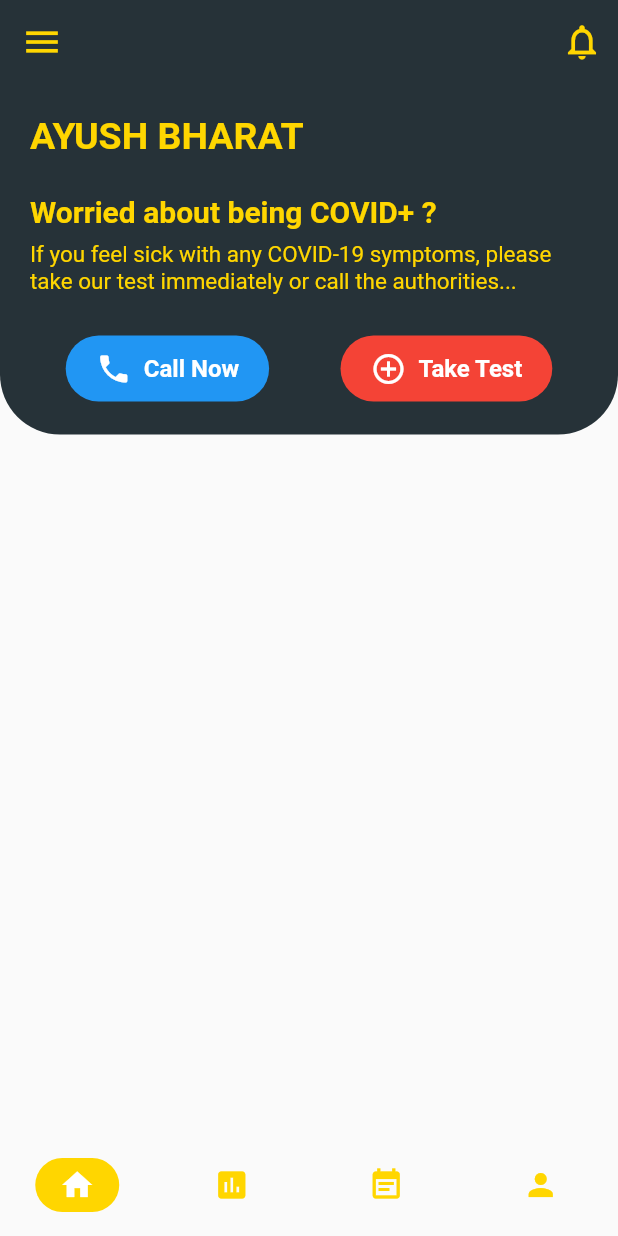
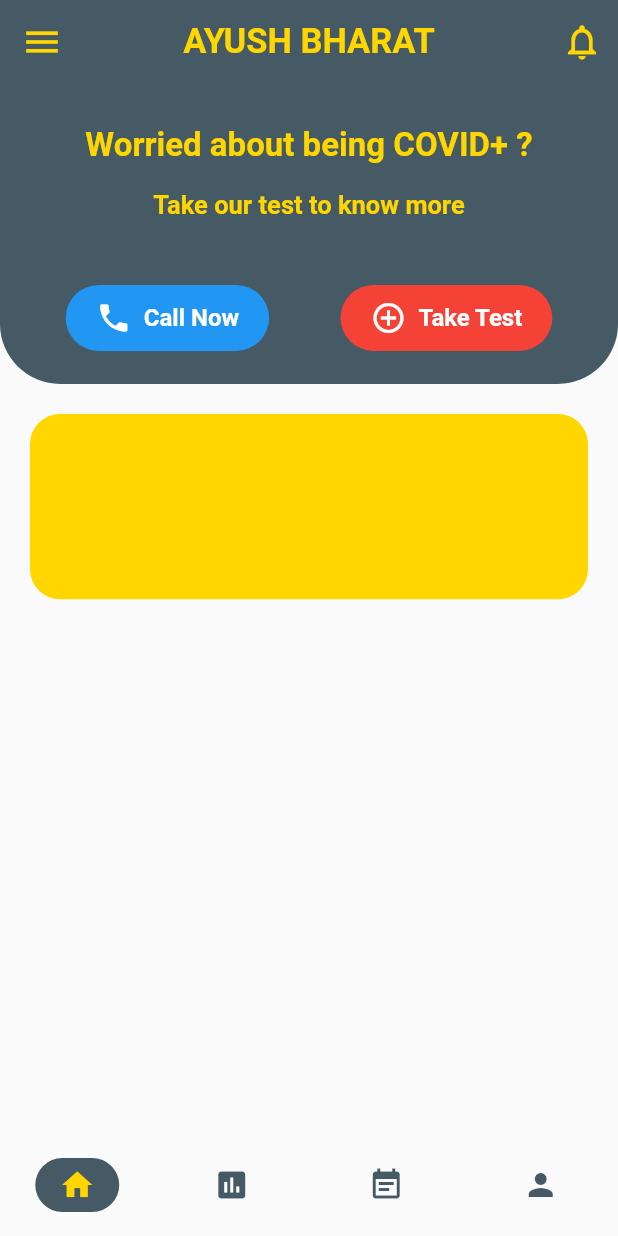
Before and after one commit to Kaiserb11/covid_symptom_app, a Flutter app: the BottomNavPage screen opened directly, on a phone screen of 412 x 824 dp. Run offline on Flutter 3.47's test engine with Material 2 defaults, Android fonts, the phone set to English and light mode, and no system bars; Roboto replaces fonts that are missing (Montserrat).

Commit message:
dashboard update

```diff
--- a/lib/pages/home_page.dart
+++ b/lib/pages/home_page.dart
@@ -12,6 +12,7 @@ class _HomePageState extends State<HomePage> {
   Widget build(BuildContext context) {
     final screenHeight = MediaQuery.of(context).size.height;
     return Scaffold(
+
       appBar: CustomAppBar(),
       body: CustomScrollView(
         physics: ClampingScrollPhysics(),
@@ -29,54 +30,47 @@ SliverToBoxAdapter _buildHeader(double screenHeight) {
     child: Container(
       padding: const EdgeInsets.fromLTRB(20, 20, 20, 20),
       decoration: BoxDecoration(
-        color: Colors.blueGrey[900],
+        color: Colors.blueGrey[700],
         borderRadius: BorderRadius.only(
           bottomLeft: Radius.circular(40.0),
           bottomRight: Radius.circular(40.0),
         ),
       ),
       child: Column(
-        crossAxisAlignment: CrossAxisAlignment.start,
+        crossAxisAlignment: CrossAxisAlignment.center,
         children: <Widget>[
-          Text(
-            'AYUSH BHARAT',
-            style: TextStyle(
-              color: Colors.yellowAccent[700],
-              fontFamily: 'Montserrat',
-              fontSize: 25,
-              fontWeight: FontWeight.bold,
-            ),
-          ),
-          SizedBox(height: screenHeight*0.03,),
+
+          SizedBox(height: screenHeight*0.01,),
           Column(
-            crossAxisAlignment: CrossAxisAlignment.start,
+            crossAxisAlignment: CrossAxisAlignment.center,
             children: <Widget>[
               Text(
                 'Worried about being COVID+ ?',
                 style: TextStyle(
                   color: Colors.yellowAccent[700],
                   fontWeight: FontWeight.w600,
-                  fontSize: 20,
+                  fontSize: 22,
                   fontFamily: 'Montserrat',
                 ),
               )
             ],
             ),
-            SizedBox(height: screenHeight*0.01,),
+            SizedBox(height: screenHeight*0.02,),
           Column(
             crossAxisAlignment: CrossAxisAlignment.start,
             children: <Widget>[
               Text(
-                'If you feel sick with any COVID-19 symptoms, please take our test immediately or call the authorities...',
+                'Take our test to know more',
                 style: TextStyle(
                   color: Colors.yellowAccent[700],
-                  fontSize: 15,
+                  fontSize: 17,
                   fontFamily: 'Montserrat',
+                  fontWeight: FontWeight.w600,
                 ),
               )
             ],
             ),
-            SizedBox(height: screenHeight * 0.03),
+            SizedBox(height: screenHeight * 0.05),
             Row(
               mainAxisAlignment: MainAxisAlignment.spaceAround,
               children: <Widget>[
@@ -137,6 +131,16 @@ SliverToBoxAdapter _buildHeader(double screenHeight) {
 SliverToBoxAdapter _buildTestReport(double screenHeight) {
   return SliverToBoxAdapter(
     child: Container(
+       margin: const EdgeInsets.symmetric(
+         vertical: 20,
+         horizontal: 20,
+       ),
+       padding: const EdgeInsets.all(10),
+       height: screenHeight*0.15,
+       decoration: BoxDecoration(
+         color: Colors.yellowAccent[700],
+         borderRadius: BorderRadius.circular(20)
+       )
 
     ),
   );
--- a/lib/pages/navbar.dart
+++ b/lib/pages/navbar.dart
@@ -27,8 +27,8 @@ class _BottomNavPageState extends State<BottomNavPage> {
         backgroundColor: Colors.transparent,
         showSelectedLabels: false,
         showUnselectedLabels: false,
-        selectedItemColor: Colors.white,
-        unselectedItemColor: Colors.yellowAccent[700],
+        selectedItemColor: Colors.yellowAccent[700],
+        unselectedItemColor: Colors.blueGrey[700],
         elevation: 0.0,
         items: [Icons.home, Icons.insert_chart, Icons.event_note, Icons.person]
             .asMap()
@@ -43,7 +43,7 @@ class _BottomNavPageState extends State<BottomNavPage> {
                       ),
                       decoration: BoxDecoration(
                         color: _currentIndex == key
-                            ? Colors.yellowAccent[700]
+                            ? Colors.blueGrey[700]
                             : Colors.transparent,
                         borderRadius: BorderRadius.circular(20.0),
                       ),
--- a/lib/widgets/custom_appbar.dart
+++ b/lib/widgets/custom_appbar.dart
@@ -5,8 +5,18 @@ class CustomAppBar extends StatelessWidget with PreferredSizeWidget {
   Widget build(BuildContext context) {
     return AppBar(
       automaticallyImplyLeading: false,
-      backgroundColor: Colors.blueGrey[900],
+      backgroundColor: Colors.blueGrey[700],
       elevation: 0.0,
+      centerTitle: true,
+      title: Text(
+        'AYUSH BHARAT',
+        style: TextStyle(
+          color: Colors.yellowAccent[700],
+          fontWeight: FontWeight.bold,
+          fontFamily: 'Montserrat',
+          fontSize: 23,
+        ),
+      ),
       leading: IconButton(
         color: Colors.yellowAccent[700],
         icon: const Icon(Icons.menu),
```
